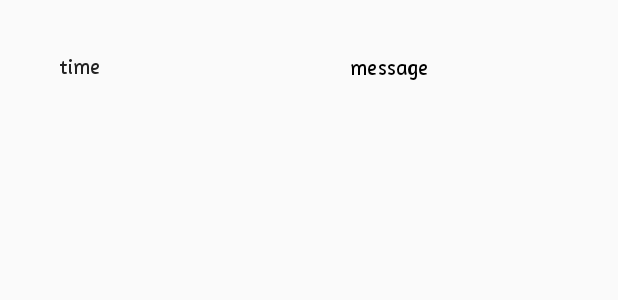
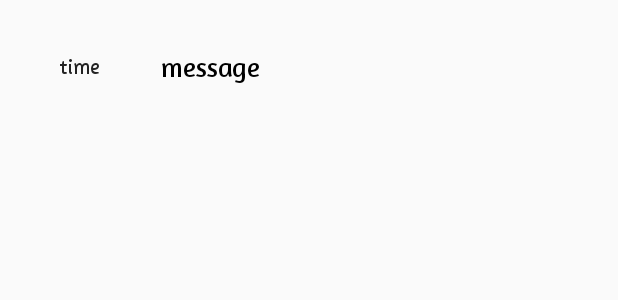
Before and after one commit to CMPUT301F20T28/SushiPlatter, an Android app: the layout content_message_center.xml on its own in the app's theme, with its tools: preview values and no code run, on a phone screen of 412 x 824 dp. Shown: the top 300 px of the screen. Run offline under Robolectric (Android 15) with nearby library versions, the phone set to English and light mode, and no system bars.

Commit message:
Update content_message_center.xml

```diff
--- a/301pro/app/src/main/res/layout/content_message_center.xml
+++ b/301pro/app/src/main/res/layout/content_message_center.xml
@@ -24,9 +24,10 @@
             android:layout_width="match_parent"
             android:layout_height="match_parent"
             android:fontFamily="@font/amaranth"
-            android:gravity="center|center_horizontal|center_vertical"
+            android:gravity="center_vertical"
             android:text="message"
-            android:textColor="#000000" />
+            android:textColor="#000000"
+            android:textSize="18dp" />
     </LinearLayout>
 
 </LinearLayout>
```
